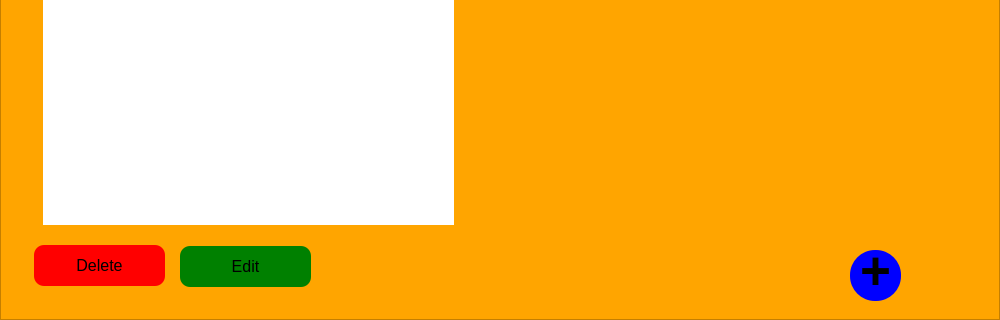
Above: client/aboutorganization.ui from imanzk/Task-Manager-Application before the change; both pictures show x 0 to 1000 and y 280 to 600 of the 1000 by 600 pixel window. Below: the same form after it.
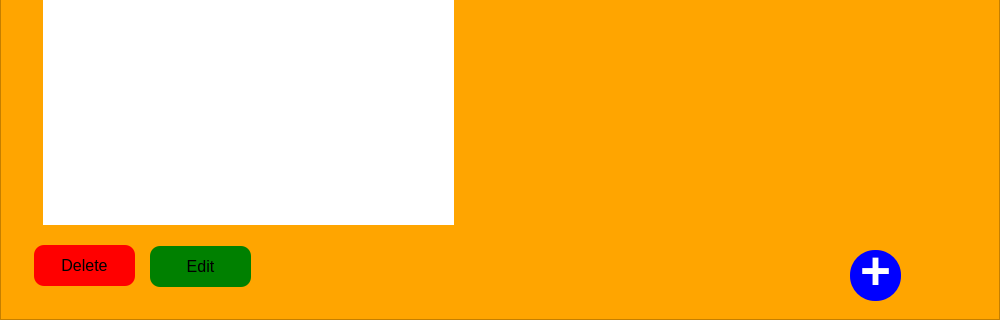
That is the form after the change.

Diff of the .ui file:
```diff
--- a/client/aboutorganization.ui
+++ b/client/aboutorganization.ui
@@ -34,9 +34,9 @@
    <widget class="QPushButton" name="edit">
     <property name="geometry">
      <rect>
-      <x>180</x>
+      <x>150</x>
       <y>526</y>
-      <width>131</width>
+      <width>101</width>
       <height>41</height>
      </rect>
     </property>
@@ -61,7 +61,7 @@
      <rect>
       <x>34</x>
       <y>525</y>
-      <width>131</width>
+      <width>101</width>
       <height>41</height>
      </rect>
     </property>
@@ -157,7 +157,8 @@
     <property name="styleSheet">
      <string notr="true">background:blue;
 border-radius:25;
-padding-bottom:10;</string>
+padding-bottom:10;
+color:white;</string>
     </property>
     <property name="text">
      <string>+</string>
@@ -181,6 +182,28 @@
      <bool>false</bool>
     </property>
    </widget>
+   <widget class="QLabel" name="error">
+    <property name="geometry">
+     <rect>
+      <x>280</x>
+      <y>522</y>
+      <width>191</width>
+      <height>41</height>
+     </rect>
+    </property>
+    <property name="font">
+     <font>
+      <italic>true</italic>
+      <bold>true</bold>
+     </font>
+    </property>
+    <property name="styleSheet">
+     <string notr="true">color:red;</string>
+    </property>
+    <property name="text">
+     <string/>
+    </property>
+   </widget>
   </widget>
   <widget class="QTextEdit" name="description">
    <property name="geometry">
```
Left out of the diff: 2 changed lines with no effect on the pictures.
